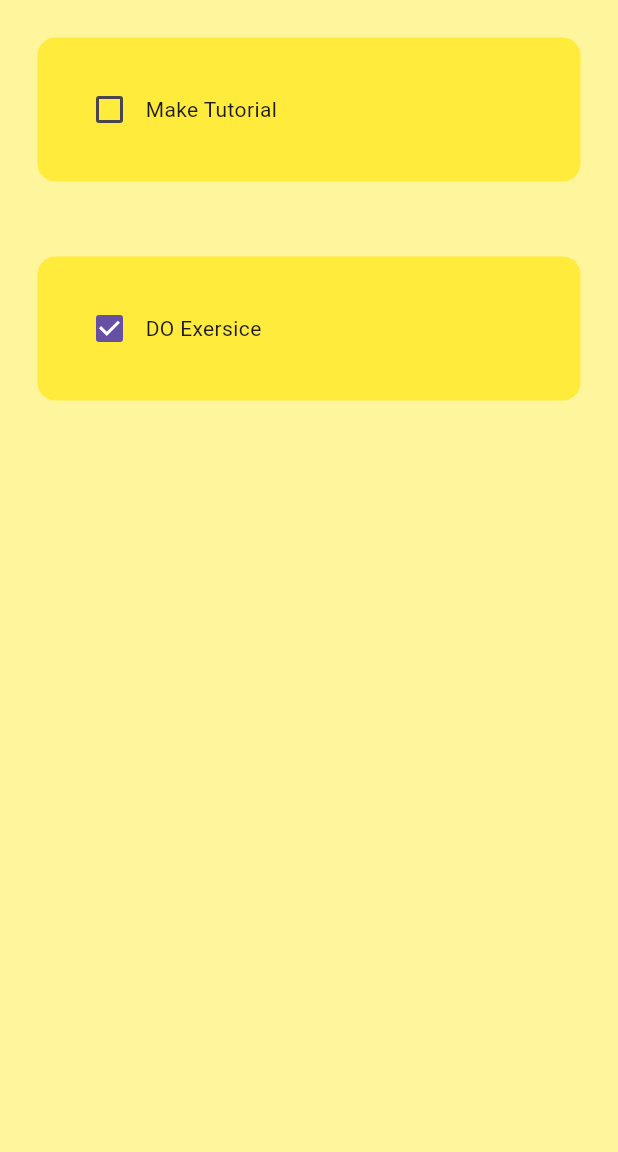
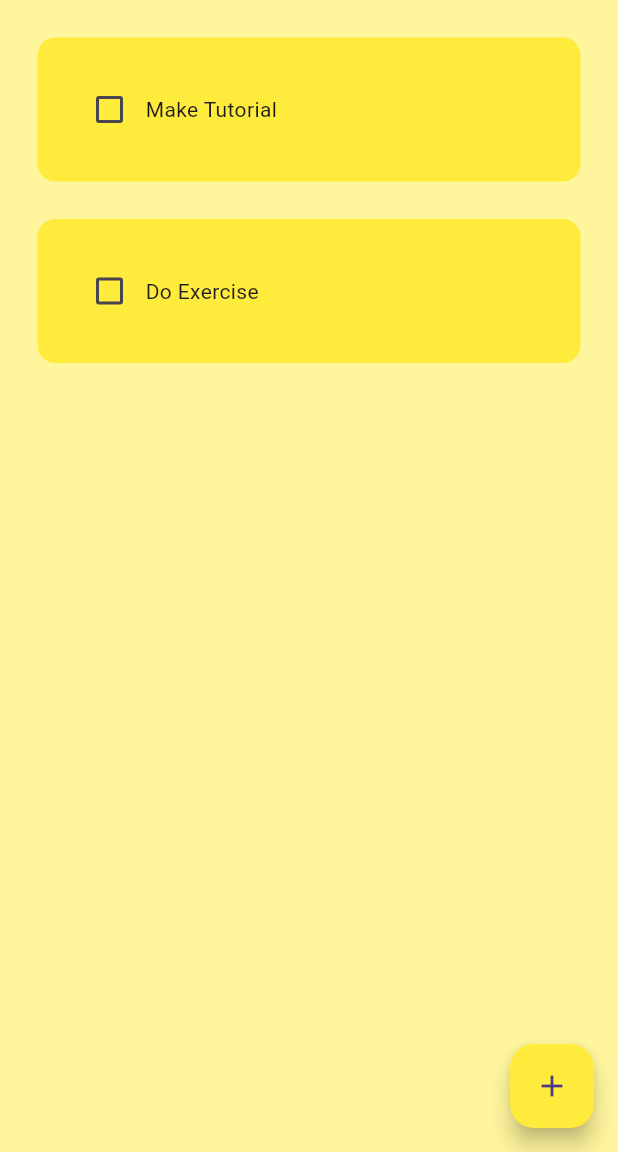
Before and after one commit to Bambobee/todo_app, a Flutter app: the screen it shows after launch, on a phone screen of 412 x 824 dp, the part 84-1236 px from its top. Run offline on Flutter 3.47's test engine with Material 3 defaults, Android fonts, the phone set to English and light mode, and no system bars; drawn by our look-alikes of flutter_slidable; our stand-ins replace hive_flutter; accounts and stored records are empty.

Commit message:
second commit

```diff
--- /dev/null
+++ b/lib/data/database.dart
@@ -0,0 +1,24 @@
+import 'package:hive_flutter/hive_flutter.dart';
+
+class TodoDatabase {
+  List todoList = [];
+  //refrence our box
+  final _myBox = Hive.box('mybox');
+  //run this method if this is the first time ever opening this app
+   void createInitialData(){
+     todoList = [
+       ["Make Tutorial", false],
+       ["Do Exercise", false],
+     ];
+   }
+
+   //load the data from database
+    void loadData(){
+     todoList = _myBox.get("TODOLIST");
+    }
+
+    //updtae the database
+    void updateDataBase(){
+     _myBox.put("TODOLIST", todoList);
+    }
+}
--- a/lib/pages/Home_page.dart
+++ b/lib/pages/Home_page.dart
@@ -1,5 +1,8 @@
 import 'package:flutter/material.dart';
-import 'package:my_app/pages/todo_tile.dart';
+import 'package:my_app/util/todo_tile.dart';
+import 'package:my_app/util/dialog_box.dart';
+import 'package:hive_flutter/hive_flutter.dart';
+import 'package:my_app/data/database.dart';
 
 class HomePage extends StatefulWidget {
   const HomePage({super.key});
@@ -9,18 +12,70 @@ class HomePage extends StatefulWidget {
 }
 
 class _HomePageState extends State<HomePage> {
+  // //reference the hive box
+  // final _myBox = Hive.openBox('mybox');
 
-  //list of todo task
-  List todoList = [
-    ["Make Tutorial", false],
-    ["DO Exersice", true]
-  ];
+  // Declare the box
+  late Box _myBox;
+  //text controller
+  final _controller = TextEditingController();
+  TodoDatabase db = TodoDatabase();
+
+
+  @override
+  void initState() {
+    super.initState();
+    _initHive();
+  }
+
+  Future<void> _initHive() async {
+    _myBox = await Hive.openBox('mybox');
+    //If this is the first time ever opening the app, then create default date
+    if (_myBox.get("TODOLIST") == null) {
+      db.createInitialData();
+    }else{
+      //there already exists data
+      db.loadData();
+    }
+    setState(() {}); // Trigger rebuild after initialization
+  }
 
   //checkbox was tapped
   void checkBoxChanged(bool? value, int index){
     setState(() {
-      todoList[index][1] = !todoList[index][1];
+      db.todoList[index][1] = !db.todoList[index][1];
     });
+    db.updateDataBase();
+  }
+  // save new task
+  void saveNewTask(){
+    setState(() {
+      db.todoList.add([ _controller.text, false]);
+      _controller.clear();
+    });
+    Navigator.of(context).pop();
+    db.updateDataBase();
+  }
+  //create a new task
+  void createNewTask(){
+    showDialog(
+      context: context,
+      builder: (context) {
+        return DialogBox(
+            controller: _controller,
+            onSave: saveNewTask,
+            onCancel: () => Navigator.of(context).pop(),
+        );
+      },
+    );
+  }
+
+  //delete task
+  void deleteTask(int index){
+    setState(() {
+      db.todoList.removeAt(index);
+    });
+    db.updateDataBase();
   }
 
   @override
@@ -34,13 +89,19 @@ class _HomePageState extends State<HomePage> {
         elevation: 0,
         backgroundColor: Colors.yellow,
       ),
+      floatingActionButton: FloatingActionButton(
+        onPressed: createNewTask,
+        backgroundColor: Colors.yellow,
+        child: Icon(Icons.add),
+      ),
       body: ListView.builder(
-        itemCount: todoList.length,
+        itemCount: db.todoList.length,
         itemBuilder: (context, index){
           return TodoTile(
-              taskName: todoList[index][0],
-              taskCompleted: todoList[index][1],
+              taskName: db.todoList[index][0],
+              taskCompleted: db.todoList[index][1],
               onChanged: (value) => checkBoxChanged(value, index),
+              deleteFunction: (context) => deleteTask(index),
           );
         },
       ),
--- a/lib/pages/todo_tile.dart
+++ /dev/null
@@ -1,36 +0,0 @@
-import 'package:flutter/material.dart';
-
-class TodoTile extends StatelessWidget {
-  final String taskName;
-  final bool taskCompleted;
-  Function(bool?)? onChanged;
-
-  TodoTile({
-    super.key,
-    required this.taskName,
-    required this.taskCompleted,
-    required this.onChanged,
-  });
-
-  @override
-  Widget build(BuildContext context) {
-    return Padding(
-      padding: const EdgeInsets.all(25.0),
-      child: Container(
-        padding: EdgeInsets.all(24.0),
-        child: Row(
-          children: [
-            //checkbox
-            Checkbox(value: taskCompleted, onChanged: onChanged),
-            //Task name
-            Text(taskName),
-          ],
-        ),
-        decoration: BoxDecoration(
-          color: Colors.yellow,
-          borderRadius: BorderRadius.circular(12),
-        ),
-      ),
-    );
-  }
-}
--- /dev/null
+++ b/lib/util/todo_tile.dart
@@ -0,0 +1,60 @@
+import 'package:flutter/material.dart';
+import 'package:flutter_slidable/flutter_slidable.dart';
+
+class TodoTile extends StatelessWidget {
+  final String taskName;
+  final bool taskCompleted;
+  Function(bool?)? onChanged;
+  Function(BuildContext)? deleteFunction;
+
+  TodoTile({
+    super.key,
+    required this.taskName,
+    required this.taskCompleted,
+    required this.onChanged,
+    required this.deleteFunction,
+  });
+
+  @override
+  Widget build(BuildContext context) {
+    return Padding(
+      padding: const EdgeInsets.only(left: 25.0, right: 25.0, top: 25.0),
+      child: Slidable(
+        endActionPane: ActionPane(
+            motion: StretchMotion(),
+            children: [
+              SlidableAction(
+                onPressed: deleteFunction,
+                icon: Icons.delete,
+                backgroundColor: Colors.red.shade300,
+              )
+        ]),
+        child: Container(
+          padding: EdgeInsets.all(24.0),
+          child: Row(
+            children: [
+              //checkbox
+              Checkbox(
+                  value: taskCompleted,
+                  onChanged: onChanged,
+                  activeColor: Colors.black,
+              ),
+              //Task name
+              Text(
+                  taskName,
+                  style: TextStyle(
+                  decoration: taskCompleted
+                  ? TextDecoration.lineThrough
+                  : TextDecoration.none,),
+              ),
+            ],
+          ),
+          decoration: BoxDecoration(
+            color: Colors.yellow,
+            borderRadius: BorderRadius.circular(12),
+          ),
+        ),
+      ),
+    );
+  }
+}
--- a/pubspec.yaml
+++ b/pubspec.yaml
@@ -30,15 +30,20 @@ environment:
 dependencies:
   flutter:
     sdk: flutter
+  hive: ^2.2.3
+  hive_flutter: ^1.1.0
 
 
   # The following adds the Cupertino Icons font to your application.
   # Use with the CupertinoIcons class for iOS style icons.
   cupertino_icons: ^1.0.8
+  flutter_slidable: ^3.0.0
 
 dev_dependencies:
   flutter_test:
     sdk: flutter
+  hive: ^2.2.3
+  hive_flutter: ^1.1.0
 
   # The "flutter_lints" package below contains a set of recommended lints to
   # encourage good coding practices. The lint set provided by the package is
```
Also changed, not shown: lib/main.dart (+8 -2 lines), lib/util/dialog_box.dart (added, +51 -0 lines), lib/util/my_button.dart (added, +22 -0 lines), pubspec.lock, 1 other file.
